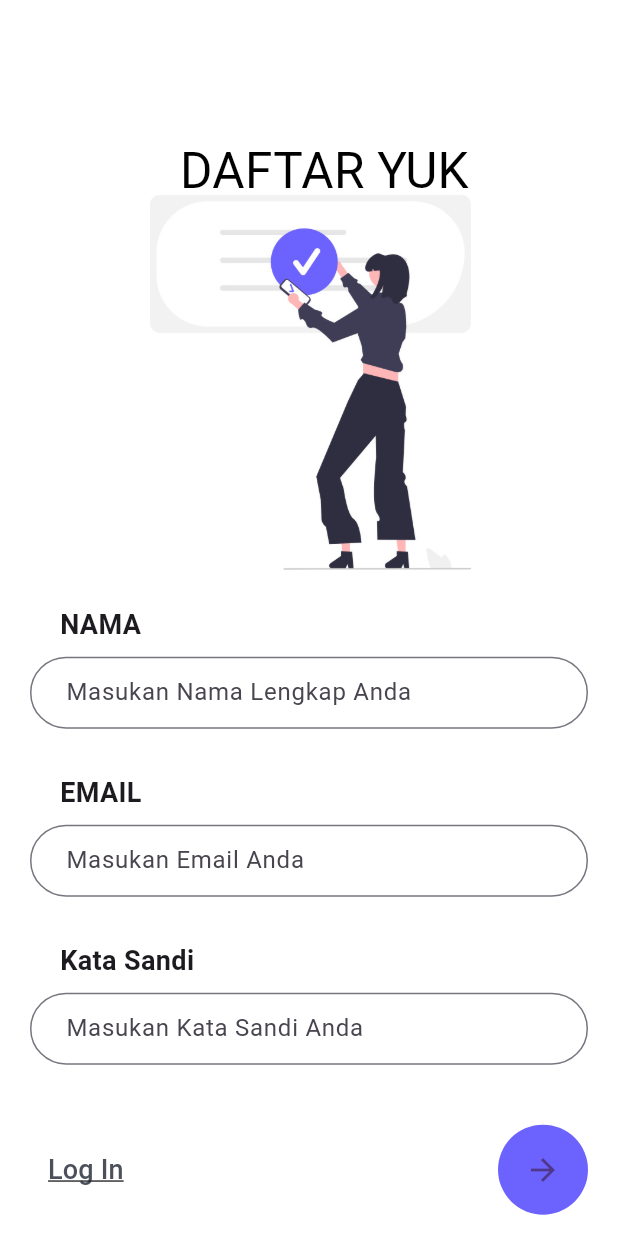
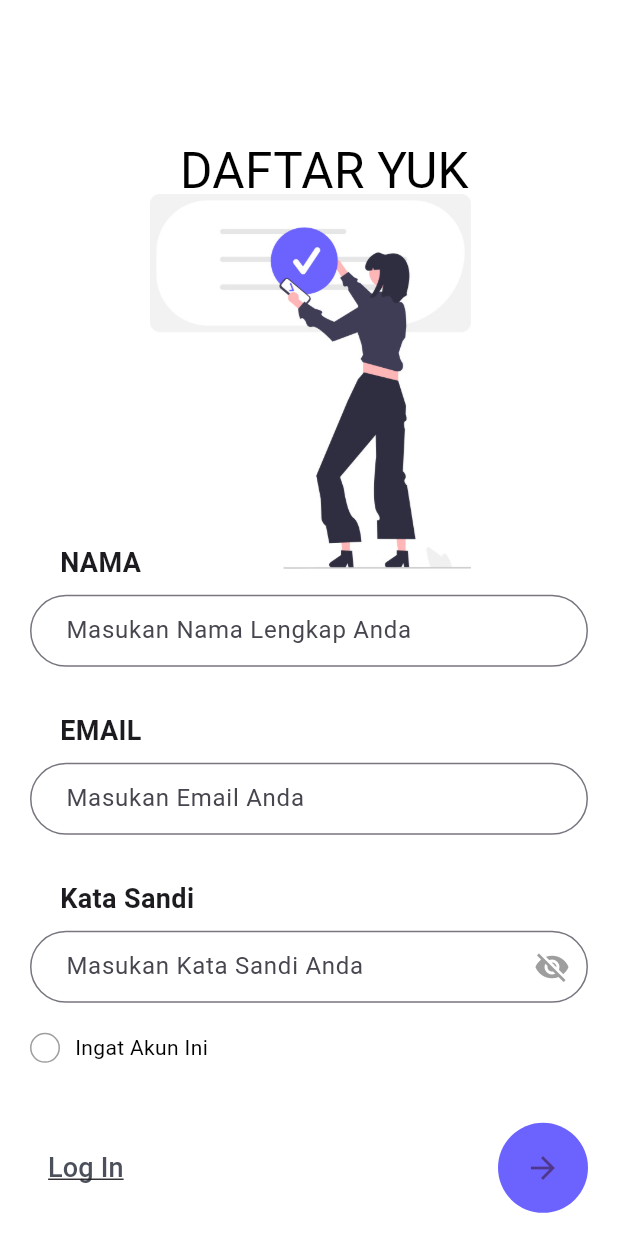
Before and after one commit to iiconggg/pemograman-mobile, a Flutter app: the screen it shows after launch, after a tap on "Daftar Akun Baru", on a phone screen of 412 x 824 dp. Run offline on Flutter 3.47's test engine with Material 3 defaults, Android fonts, the phone set to English and light mode, and no system bars.

Commit message:
Update Commit

```diff
--- a/lib/LoadingPage.dart
+++ b/lib/LoadingPage.dart
@@ -1,6 +1,6 @@
 // ignore_for_file: file_names
 import 'package:flutter/material.dart';
-import 'login.dart'; // Halaman login
+import 'login.dart';
 
 class LoadingPage extends StatefulWidget {
   const LoadingPage({super.key});
@@ -14,14 +14,13 @@ class _LoadingPageState extends State<LoadingPage> {
   @override
   void initState() {
     super.initState();
-    // Mengatur durasi loading, misalnya 3 detik, lalu navigasi ke login
     Future.delayed(const Duration(seconds: 3), () {
       if (mounted) {
         Navigator.pushReplacement(
           context,
           MaterialPageRoute(
             builder: (context) =>
-                const mylogin(), // Menavigasi ke halaman login
+                const mylogin(),
           ),
         );
       }
--- a/lib/login.dart
+++ b/lib/login.dart
@@ -16,7 +16,7 @@ class _myloginState extends State<mylogin> {
   final TextEditingController _passwordController = TextEditingController();
   final FocusNode _emailFocusNode = FocusNode();
   final FocusNode _passwordFocusNode = FocusNode();
-  bool _isPasswordVisible = false; // Untuk mengontrol visibilitas password
+  bool _isPasswordVisible = false;
 
   @override
   Widget build(BuildContext context) {
@@ -33,7 +33,7 @@ class _myloginState extends State<mylogin> {
                 letterSpacing: 3,
                 fontSize: 33,
               ),
-              textAlign: TextAlign.center, // Menyetel teks ke alignment tengah
+              textAlign: TextAlign.center,
             ),
           ),
           Positioned(
@@ -57,21 +57,19 @@ class _myloginState extends State<mylogin> {
               child: Column(
                 crossAxisAlignment: CrossAxisAlignment.start,
                 children: [
-                  // Teks "Email" di atas kotak input
                   const Padding(
                     padding: EdgeInsets.only(
                       bottom: 8.0,
                       left: 20,
-                    ), // Jarak antara teks "Email" dan kotak input
+                    ),
                     child: Text(
                       "Email",
                       style: TextStyle(
-                        fontSize: 18, // Ukuran font teks "Email"
-                        fontWeight: FontWeight.bold, // Ketebalan teks
+                        fontSize: 18,
+                        fontWeight: FontWeight.bold,
                       ),
                     ),
                   ),
-
                   TextField(
                       controller: _emailController,
                       focusNode: _emailFocusNode,
@@ -84,28 +82,24 @@ class _myloginState extends State<mylogin> {
                             const EdgeInsets.only(left: 20, right: 16),
                       ),
                       onTap: () {
-                        FocusScope.of(context).requestFocus(
-                            FocusNode()); // Hilangkan fokus tanpa memanggil setState
+                        FocusScope.of(context).requestFocus(FocusNode());
                       }),
                   const SizedBox(
                     height: 40,
                   ),
-
-                  // Teks "Password" di atas kotak input
                   const Padding(
                     padding: EdgeInsets.only(
                       bottom: 8.0,
                       left: 20,
-                    ), // Jarak antara teks "Password" dan kotak input
+                    ),
                     child: Text(
                       "Kata Sandi",
                       style: TextStyle(
-                        fontSize: 18, // Ukuran font teks "Password"
-                        fontWeight: FontWeight.bold, // Ketebalan teks
+                        fontSize: 18,
+                        fontWeight: FontWeight.bold,
                       ),
                     ),
                   ),
-
                   TextField(
                       controller: _passwordController,
                       focusNode: _passwordFocusNode,
@@ -132,10 +126,8 @@ class _myloginState extends State<mylogin> {
                         ),
                       ),
                       onTap: () {
-                        // Menghilangkan cursor saat klik di luar TextField
                         FocusScope.of(context).requestFocus(FocusNode());
                       }),
-
                   Row(
                     mainAxisAlignment: MainAxisAlignment.spaceBetween,
                     children: [
@@ -191,7 +183,6 @@ class _myloginState extends State<mylogin> {
                       ),
                     ],
                   ),
-
                   const SizedBox(
                     height: 40,
                   ),
@@ -226,23 +217,16 @@ class _myloginState extends State<mylogin> {
                         },
                         child: Container(
                           padding: const EdgeInsets.symmetric(
-                              vertical: 12,
-                              horizontal:
-                                  40), // Menambah padding agar lebih besar
+                              vertical: 12, horizontal: 40),
                           decoration: BoxDecoration(
-                            color: const Color(
-                                0xff6C63FE), // Background color for the box
-                            borderRadius:
-                                BorderRadius.circular(30), // Rounded corners
-                            border: Border.all(
-                                color: Colors
-                                    .transparent), // Border, if you need one
+                            color: const Color(0xff6C63FE),
+                            borderRadius: BorderRadius.circular(30),
+                            border: Border.all(color: Colors.transparent),
                           ),
                           child: const Text(
                             'Daftar Akun Baru',
                             style: TextStyle(
-                              color: Colors
-                                  .white, // White text color inside the box
+                              color: Colors.white,
                               fontSize: 18,
                               fontWeight: FontWeight.bold,
                             ),
--- a/lib/main.dart
+++ b/lib/main.dart
@@ -2,17 +2,17 @@ import 'package:flutter/material.dart';
 import 'loadingpage.dart';
 import 'login.dart';
 import 'registration.dart';
-import 'perbaikan_page.dart'; // Import the correct page for under construction
+import 'perbaikan_page.dart';
 
 void main() {
   runApp(MaterialApp(
-    debugShowCheckedModeBanner: false, // Hilangkan banner debug
+    debugShowCheckedModeBanner: false,
     home: const LoadingPage(),
     routes: {
       'login': (context) => const mylogin(),
       'register': (context) => const register(),
       'perbaikan': (context) =>
-          const UnderConstructionPage(), // Correct the route
+          const UnderConstructionPage(),
     },
   ));
 }
@@ -221,7 +221,7 @@ class _MyHomePageState extends State<MyHomePage> {
         onPressed: _getProfile,
         tooltip: 'Increment',
         child: const Icon(Icons.add),
-      ), // This trailing comma makes auto-formatting nicer for build methods.
+      ),
     );
   }
 }*/
--- a/lib/perbaikan_page.dart
+++ b/lib/perbaikan_page.dart
@@ -12,7 +12,7 @@ class UnderConstructionPage extends StatelessWidget {
           mainAxisAlignment: MainAxisAlignment.center,
           children: [
             Image.asset(
-              'asset/images/undraw_tree_swing_re_pqee.jpg', // Pastikan path gambar benar
+              'asset/images/undraw_tree_swing_re_pqee.jpg',
               height: 300.0,
               width: 300.0,
               fit: BoxFit.contain,
@@ -30,7 +30,7 @@ class UnderConstructionPage extends StatelessWidget {
             const SizedBox(height: 20),
             ElevatedButton(
               onPressed: () {
-                Navigator.pop(context); // Kembali ke halaman sebelumnya
+                Navigator.pop(context);
               },
               child: const Text("Kembali"),
             )
--- a/lib/registration.dart
+++ b/lib/registration.dart
@@ -11,6 +11,15 @@ class register extends StatefulWidget {
 
 // ignore: camel_case_types
 class _registerState extends State<register> {
+  bool _isChecked = false;
+  final TextEditingController _namaController = TextEditingController();
+  final TextEditingController _emailController = TextEditingController();
+  final TextEditingController _passwordController = TextEditingController();
+  final FocusNode _namaFocusNode = FocusNode();
+  final FocusNode _emailFocusNode = FocusNode();
+  final FocusNode _passwordFocusNode = FocusNode();
+  bool _isPasswordVisible = false;
+
   @override
   Widget build(BuildContext context) {
     return Scaffold(
@@ -25,7 +34,7 @@ class _registerState extends State<register> {
                 color: Colors.black,
                 fontSize: 33,
               ),
-              textAlign: TextAlign.center, // Menyetel teks ke alignment tengah
+              textAlign: TextAlign.center,
             ),
           ),
           Positioned(
@@ -42,29 +51,32 @@ class _registerState extends State<register> {
           SingleChildScrollView(
             child: Container(
               padding: EdgeInsets.only(
-                top: MediaQuery.of(context).size.height * 0.49,
+                top: MediaQuery.of(context).size.height * 0.44,
                 left: 20,
                 right: 20,
               ),
               child: Column(
                 crossAxisAlignment: CrossAxisAlignment.start,
                 children: [
-                  // Teks "Email" di atas kotak input
+
+
                   const Padding(
                     padding: EdgeInsets.only(
                       bottom: 8.0,
                       left: 20,
-                    ), // Jarak antara teks "Email" dan kotak input
+                    ),
                     child: Text(
                       "NAMA",
                       style: TextStyle(
-                        fontSize: 18, // Ukuran font teks "Email"
-                        fontWeight: FontWeight.bold, // Ketebalan teks
+                        fontSize: 18,
+                        fontWeight: FontWeight.bold,
                       ),
                     ),
                   ),
 
                   TextField(
+                      controller: _namaController,
+                      focusNode: _namaFocusNode,
                       decoration: InputDecoration(
                         hintText: "Masukan Nama Lengkap Anda",
                         border: OutlineInputBorder(
@@ -73,27 +85,30 @@ class _registerState extends State<register> {
                         contentPadding:
                             const EdgeInsets.only(left: 20, right: 16),
                       ),
-                  ),
+                      onTap: () {
+                        FocusScope.of(context).requestFocus(FocusNode());
+                      }),
                   const SizedBox(
                     height: 30,
                   ),
 
-                  // Teks "Password" di atas kotak input
                   const Padding(
                     padding: EdgeInsets.only(
                       bottom: 8.0,
                       left: 20,
-                    ), // Jarak antara teks "Password" dan kotak input
+                    ),
                     child: Text(
                       "EMAIL",
                       style: TextStyle(
-                        fontSize: 18, // Ukuran font teks "Password"
-                        fontWeight: FontWeight.bold, // Ketebalan teks
+                        fontSize: 18,
+                        fontWeight: FontWeight.bold,
                       ),
                     ),
                   ),
 
                   TextField(
+                      controller: _emailController,
+                      focusNode: _emailFocusNode,
                       decoration: InputDecoration(
                         hintText: "Masukan Email Anda",
                         border: OutlineInputBorder(
@@ -102,28 +117,33 @@ class _registerState extends State<register> {
                         contentPadding:
                             const EdgeInsets.only(left: 20, right: 16),
                       ),
-                  ),
+                      onTap: () {
+                        FocusScope.of(context).requestFocus(
+                            FocusNode());
+                      }),
                   const SizedBox(
                     height: 30,
                   ),
 
-                  // Teks "Password" di atas kotak input
+
                   const Padding(
                     padding: EdgeInsets.only(
                       bottom: 8.0,
                       left: 20,
-                    ), // Jarak antara teks "Password" dan kotak input
+                    ),
                     child: Text(
                       "Kata Sandi",
                       style: TextStyle(
-                        fontSize: 18, // Ukuran font teks "Password"
-                        fontWeight: FontWeight.bold, // Ketebalan teks
+                        fontSize: 18,
+                        fontWeight: FontWeight.bold,
                       ),
                     ),
                   ),
 
                   TextField(
-                    obscureText: true,
+                    controller: _passwordController,
+                    focusNode: _passwordFocusNode,
+                    obscureText: !_isPasswordVisible,
                     decoration: InputDecoration(
                       fillColor: Colors.grey,
                       hintText: "Masukan Kata Sandi Anda",
@@ -132,8 +152,62 @@ class _registerState extends State<register> {
                       ),
                       contentPadding:
                           const EdgeInsets.only(left: 20, right: 16),
+                      suffixIcon: IconButton(
+                        icon: Icon(
+                          _isPasswordVisible
+                              ? Icons.visibility
+                              : Icons.visibility_off,
+                          color: Colors.grey,
+                        ),
+                        onPressed: () {
+                          setState(() {
+                            _isPasswordVisible = !_isPasswordVisible;
+                          });
+                        },
                       ),
                     ),
+                  ),
+                  const SizedBox(
+                    height: 20,
+                  ),
+
+                  Row(
+                    children: [
+                      GestureDetector(
+                        onTap: () {
+                          setState(() {
+                            _isChecked = !_isChecked;
+                          });
+                        },
+                        child: Container(
+                          width: 20,
+                          height: 20,
+                          decoration: BoxDecoration(
+                            shape: BoxShape.circle,
+                            border: Border.all(color: Colors.grey),
+                            color:
+                                _isChecked ? Colors.blue : Colors.transparent,
+                          ),
+                          child: _isChecked
+                              ? const Icon(
+                                  Icons.check,
+                                  size: 15,
+                                  color: Colors.white,
+                                )
+                              : null,
+                        ),
+                      ),
+                      const SizedBox(width: 10),
+                      const Text(
+                        "Ingat Akun Ini",
+                        style: TextStyle(
+                          fontSize: 14,
+                          color: Colors.black,
+                        ),
+                      ),
+                    ],
+                  ),
+
                   const SizedBox(
                     height: 40,
                   ),
```
Lines whose indentation alone changed are shown as unchanged.
